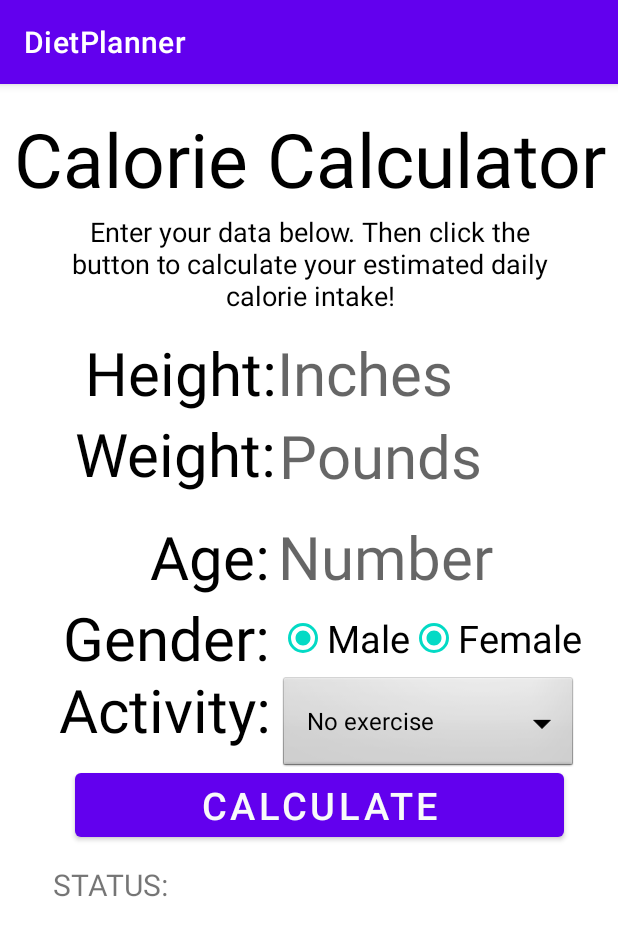
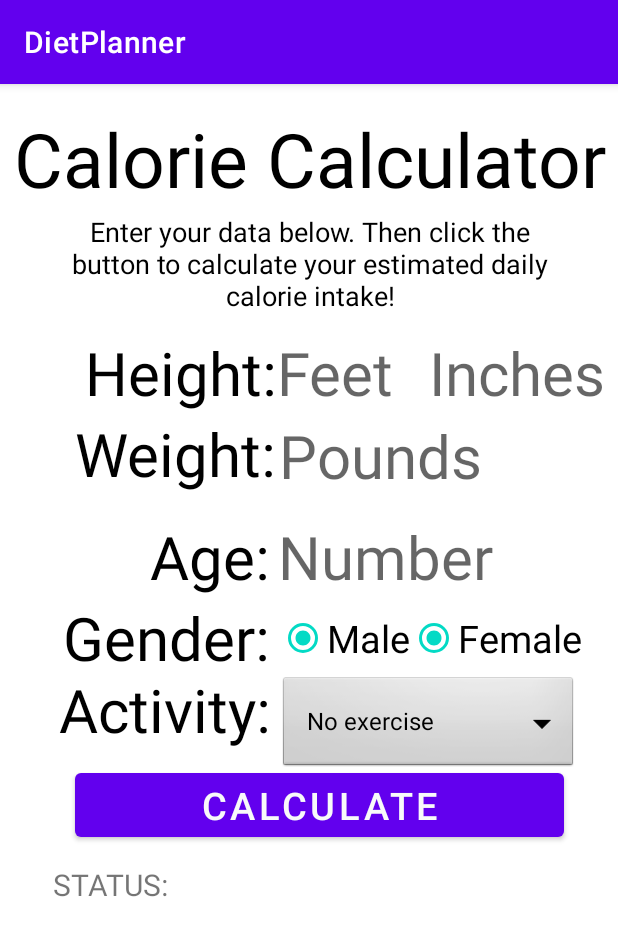
Before and after one commit to LeeleeLiang/Health434, an Android app: the DietPlanner screen opened directly, with no data from a screen before it, after a tap on "CALCULATE", on a phone screen of 412 x 824 dp. Shown: the top 936 px of the screen. Run offline under Robolectric (Android 15) with nearby library versions, the phone set to English and light mode, and no system bars; 3 other taps on this screen came first.

Commit message:
feet/inches added

```diff
--- a/DailyUp/app/src/main/java/com/example/dailyup/DietPlanner.java
+++ b/DailyUp/app/src/main/java/com/example/dailyup/DietPlanner.java
@@ -1,20 +1,19 @@
 package com.example.dailyup;
 
-import androidx.appcompat.app.AppCompatActivity;
-
-import android.util.Log;
+import android.os.Bundle;
+import android.view.View;
 import android.widget.AdapterView;
 import android.widget.ArrayAdapter;
-import android.os.Bundle;
-import android.view.View;
 import android.widget.EditText;
 import android.widget.RadioButton;
 import android.widget.Spinner;
 import android.widget.TextView;
 
+import androidx.appcompat.app.AppCompatActivity;
+
 public class DietPlanner extends AppCompatActivity {
 
-    private EditText height;
+    private EditText feet;
     private EditText weight;
     private TextView calorie_result;
     private EditText age;
@@ -22,13 +21,15 @@ public class DietPlanner extends AppCompatActivity {
     private String gender;
     private TextView extra;
     private TextView lose;
+    private EditText inches;
 
     @Override
     protected void onCreate(Bundle savedInstanceState) {
         super.onCreate(savedInstanceState);
         setContentView(R.layout.activity_diet);
 
-        height = (EditText) findViewById(R.id.editHeight);
+        feet = (EditText) findViewById(R.id.editHeight);
+        inches = (EditText) findViewById(R.id.editHeight2);
         weight = (EditText) findViewById(R.id.editWeight);
         age = (EditText) findViewById(R.id.editAge);
         calorie_result = (TextView) findViewById(R.id.calorieStatus);
@@ -111,23 +112,26 @@ public class DietPlanner extends AppCompatActivity {
     }
 
     public void result_calorie(View v) {
-        String curr_height = height.getText().toString();
+        String curr_feet = feet.getText().toString();
+        String curr_inches = inches.getText().toString();
         String curr_weight = weight.getText().toString();
         String curr_age = age.getText().toString();
         String calorie_status = "";
         String loss_status = "";
         float calorie = 0;
 
-        if (curr_height.length() > 0 && curr_height != null && curr_weight.length() > 0 && curr_weight != null &&
+        if (curr_feet.length() > 0 && curr_feet != null && curr_weight.length() > 0 && curr_weight != null &&
         curr_age.length() > 0 && curr_age != null && exercise.length() > 0 && exercise != null
-        && gender.length() > 0 && gender != null) {
-            float height_float = Float.parseFloat(curr_height);
+        && gender.length() > 0 && gender != null && curr_inches.length() > 0 && curr_inches != null) {
+            float feet_float = Float.parseFloat(curr_feet);
+            float inches_float = Float.parseFloat(curr_inches);
             float weight_float = Float.parseFloat(curr_weight);
             float age_float = Float.parseFloat(curr_age);
             float bmr;
             float w = 0;
             float h = 0;
             float a = 0;
+            float height_float = (12 * feet_float) + inches_float;
 
             if (gender.equals("male")) {
                 w = (float) (6.3 * weight_float);
--- a/DailyUp/app/src/main/res/layout/activity_diet.xml
+++ b/DailyUp/app/src/main/res/layout/activity_diet.xml
@@ -114,6 +114,22 @@
         android:layout_height="wrap_content"
         android:layout_marginTop="12dp"
         android:layout_marginEnd="91dp"
+        android:autofillHints=""
+        android:background="#FFFFFF"
+        android:ems="10"
+        android:hint="Feet"
+        android:inputType="number"
+        android:textSize="40sp"
+        app:layout_constraintEnd_toEndOf="parent"
+        app:layout_constraintTop_toBottomOf="@+id/dietInstruc"
+        tools:ignore="LabelFor" />
+
+    <EditText
+        android:id="@+id/editHeight2"
+        android:layout_width="118dp"
+        android:layout_height="54dp"
+        android:layout_marginTop="12dp"
+        android:layout_marginEnd="8dp"
         android:autofillHints=""
         android:background="#FFFFFF"
         android:ems="10"
```
